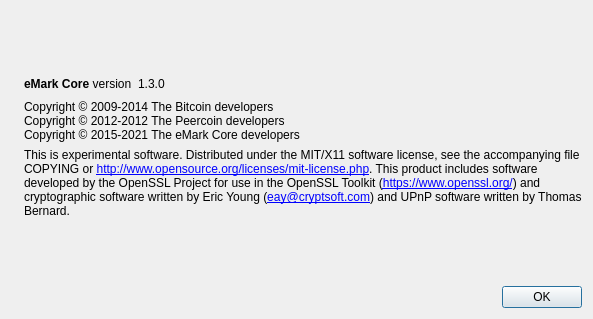
First picture: the form in src/qt/forms/aboutdialog.ui, repository emarkproject/eMark, before the edit.
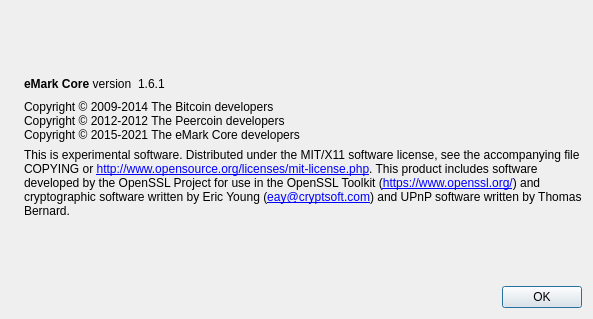
Second picture: the form after the edit. Icons and pictures are not drawn.

Diff of the .ui file:
```diff
--- a/src/qt/forms/aboutdialog.ui
+++ b/src/qt/forms/aboutdialog.ui
@@ -63,7 +63,7 @@
           <cursorShape>IBeamCursor</cursorShape>
          </property>
          <property name="text">
-          <string notr="true">1.3.0</string>
+          <string notr="true">1.6.1</string>
          </property>
          <property name="textInteractionFlags">
           <set>Qt::LinksAccessibleByMouse|Qt::TextSelectableByKeyboard|Qt::TextSelectableByMouse</set>
```
